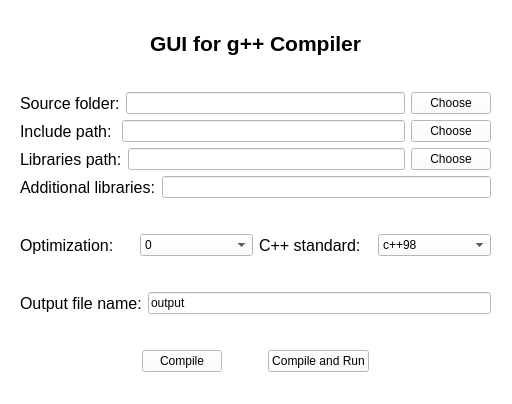
Before: the Qt Designer form mainwindow.ui in CosmoSt4r/gui-gpp, drawn with Qt 5.
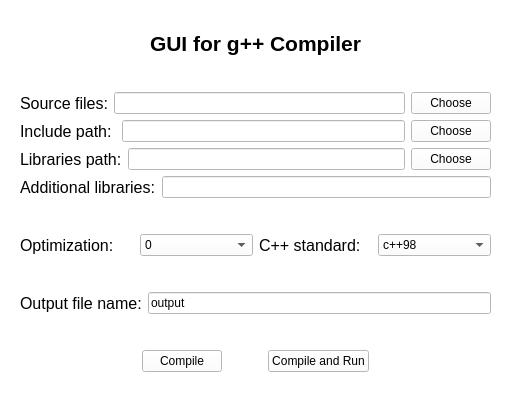
After: the same form once the commit is applied.

The edit to the form file:
```diff
--- a/mainwindow.ui
+++ b/mainwindow.ui
@@ -533,7 +533,7 @@
           </font>
          </property>
          <property name="text">
-          <string>Source folder:</string>
+          <string>Source files:</string>
          </property>
         </widget>
        </item>
```
Left out of the diff: 4 changed lines with no effect on the pictures.
